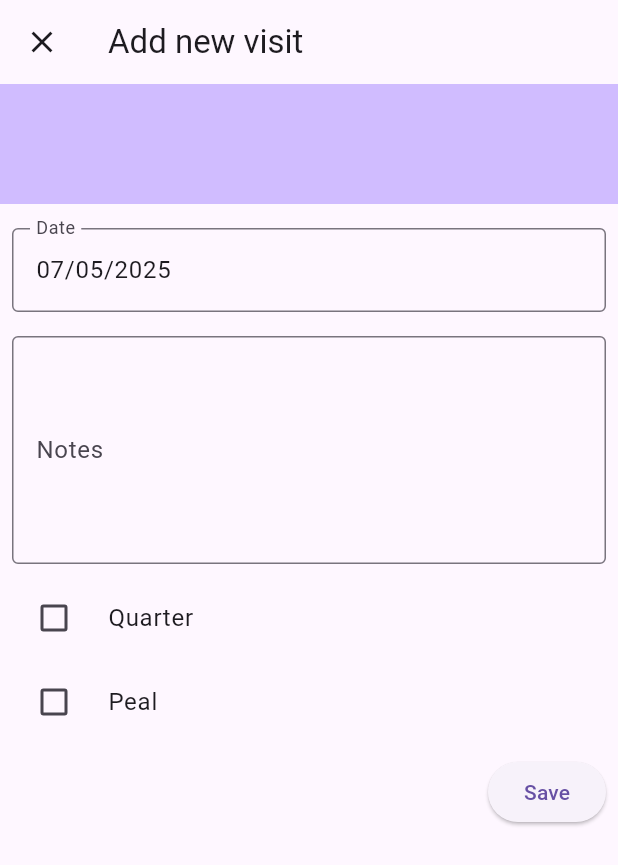
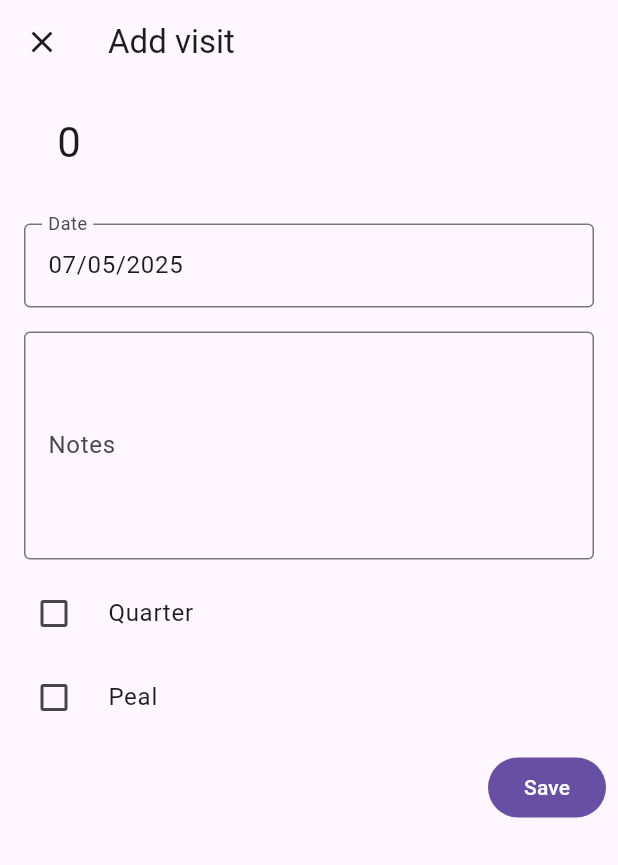
Before and after one commit to ahsparrow/bellfinder_flutter, a Flutter app: the NewVisitScreen screen opened directly with empty values, on a phone screen of 412 x 824 dp. Shown: the top 865 px of the screen. Run offline on Flutter 3.47's test engine with Material 3 defaults, Android fonts, the phone set to English and light mode, and no system bars; our stand-ins replace csv, drift, drift_flutter, file_picker, flutter_map, flutter_svg and 4 more; missing offline and left inert: flutter_map_location_marker, flutter_map_marker_cluster; accounts and stored records are empty; generated files the repository leaves out were written again; statements that could not run were skipped.

Commit message:
Tweak new visit screen layout

```diff
--- a/lib/screens/newvisit_screen.dart
+++ b/lib/screens/newvisit_screen.dart
@@ -2,6 +2,7 @@ import 'package:intl/intl.dart';
 import 'package:flutter/material.dart';
 
 import '../viewmodels/newvisit_viewmodel.dart';
+import '../util.dart';
 
 class NewVisitScreen extends StatelessWidget {
   const NewVisitScreen({super.key, required this.viewModel});
@@ -12,7 +13,7 @@ class NewVisitScreen extends StatelessWidget {
   Widget build(BuildContext context) {
     return Scaffold(
       appBar: AppBar(
-        title: const Text('Add new visit'),
+        title: const Text('Add visit'),
         leading: IconButton(
           icon: Icon(Icons.close),
           onPressed: () => Navigator.pop(context),
@@ -64,29 +65,26 @@ class NewVisitFormState extends State<NewVisitForm> {
     return Column(
       crossAxisAlignment: CrossAxisAlignment.start,
       children: [
-        // Date
-        Container(
-          alignment: Alignment.centerLeft,
-          padding: EdgeInsets.all(8),
-          color: Theme.of(context).colorScheme.inversePrimary,
-          child: Column(
-            crossAxisAlignment: CrossAxisAlignment.start,
-            children: [
-              Text(
-                widget.viewModel.place,
-                style: Theme.of(context).textTheme.headlineSmall,
-              ),
-              Text(
-                widget.viewModel.dedication,
-                style: Theme.of(context).textTheme.headlineSmall,
-              ),
-            ],
+        ListTile(
+          title: Text(
+            widget.viewModel.place,
+            style: DefaultTextStyle.of(context).style.apply(fontSizeFactor: 2),
+          ),
+          subtitle: Text(widget.viewModel.dedication),
+          leading: CircleAvatar(
+            radius: 30,
+            backgroundColor: Color(bellColour(widget.viewModel.bells)),
+            child: Text(
+              "${widget.viewModel.bells}",
+              style:
+                  DefaultTextStyle.of(context).style.apply(fontSizeFactor: 2),
+            ),
           ),
         ),
 
-        // Notes
+        // Date
         Padding(
-          padding: EdgeInsets.fromLTRB(8, 16, 8, 8),
+          padding: EdgeInsets.fromLTRB(16, 16, 16, 8),
           child: TextField(
             readOnly: true,
             controller: _dateController,
@@ -98,9 +96,9 @@ class NewVisitFormState extends State<NewVisitForm> {
           ),
         ),
 
-        // Quarter
+        // Notes
         Padding(
-          padding: EdgeInsets.all(8),
+          padding: EdgeInsets.symmetric(horizontal: 16, vertical: 8),
           child: TextField(
             minLines: 5,
             maxLines: 5,
@@ -112,7 +110,7 @@ class NewVisitFormState extends State<NewVisitForm> {
           ),
         ),
 
-        // Peal
+        // Quarter
         CheckboxListTile(
           title: Text("Quarter"),
           onChanged: (value) {
@@ -123,6 +121,8 @@ class NewVisitFormState extends State<NewVisitForm> {
           value: _quarter,
           controlAffinity: ListTileControlAffinity.leading,
         ),
+
+        // Peal
         CheckboxListTile(
           title: Text("Peal"),
           onChanged: (value) {
@@ -139,7 +139,7 @@ class NewVisitFormState extends State<NewVisitForm> {
             Spacer(),
             Padding(
               padding: EdgeInsets.all(8),
-              child: ElevatedButton(
+              child: FilledButton(
                 onPressed: () {
                   widget.viewModel.insert(
                     date: DateFormat('dd/MM/yyyy').parse(_dateController.text),
--- a/lib/viewmodels/newvisit_viewmodel.dart
+++ b/lib/viewmodels/newvisit_viewmodel.dart
@@ -16,15 +16,18 @@ class NewVisitViewModel extends ChangeNotifier {
 
   String _place = "";
   String _dedication = "";
+  int _bells = 0;
 
   String get place => _place;
   String get dedication => _dedication;
+  int get bells => _bells;
 
   _load() async {
     var tower = await _database.getTower(_towerId);
 
     _place = tower.place;
     _dedication = tower.dedication;
+    _bells = tower.bells;
 
     notifyListeners();
   }
```
